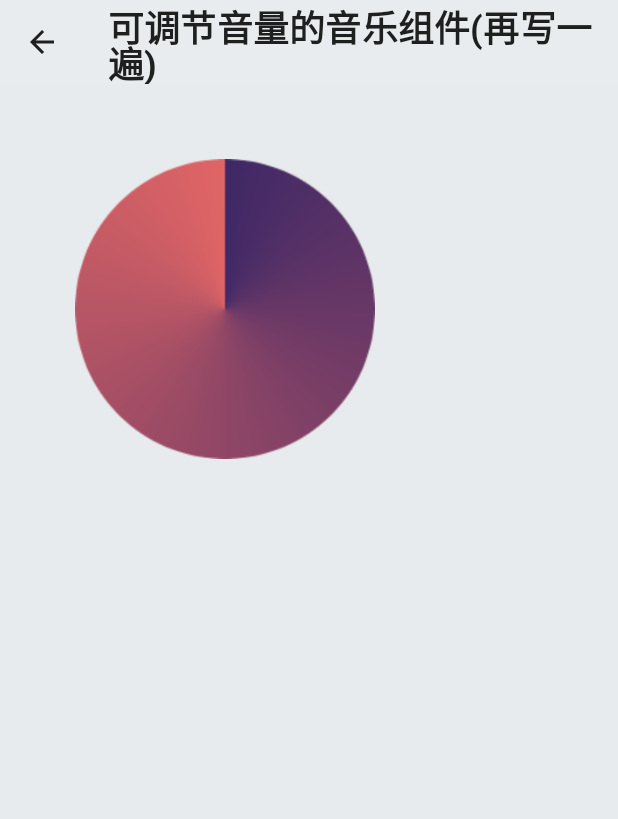
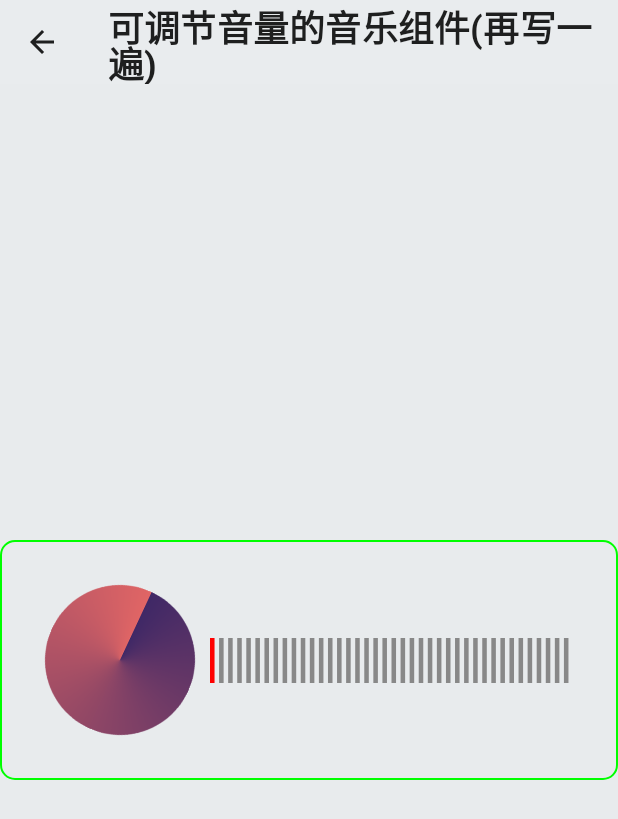
Before and after one commit to wuhouchun123/my-application, an Android app built with Jetpack Compose: the DraggableMusicKnob2 screen opened through its navigation route, on a phone screen of 412 x 824 dp. Shown: the top 819 px of the screen. Run offline under Robolectric (Android 15) with nearby library versions, the phone set to English and light mode, and no system bars.

Commit message:
3.4.0
DraggableMusicKnob2（可调节音量的音乐组件(再写一遍)）-1.0.0

```diff
--- a/app/build.gradle
+++ b/app/build.gradle
@@ -11,8 +11,8 @@ android {
         applicationId "com.example.myapplication"
         minSdk 24
         targetSdk 33
-        versionCode 7
-        versionName "3.3.1"
+        versionCode 8
+        versionName "3.4.0"
 
         testInstrumentationRunner "androidx.test.runner.AndroidJUnitRunner"
         vectorDrawables {
--- a/app/src/main/java/com/example/myapplication/ui/screens/DraggableMusicKnob2.kt
+++ b/app/src/main/java/com/example/myapplication/ui/screens/DraggableMusicKnob2.kt
@@ -1,18 +1,28 @@
 package com.example.myapplication.ui.screens
 
 import android.view.MotionEvent
+import androidx.compose.foundation.Canvas
 import androidx.compose.material.Text
 import androidx.compose.runtime.Composable
 import androidx.compose.ui.res.painterResource
 import com.example.myapplication.R
 import androidx.compose.foundation.Image
 import androidx.compose.foundation.background
+import androidx.compose.foundation.border
+import androidx.compose.foundation.layout.Arrangement
 import androidx.compose.foundation.layout.Box
+import androidx.compose.foundation.layout.BoxWithConstraints
+import androidx.compose.foundation.layout.Row
+import androidx.compose.foundation.layout.Spacer
+import androidx.compose.foundation.layout.fillMaxHeight
 import androidx.compose.foundation.layout.fillMaxSize
+import androidx.compose.foundation.layout.fillMaxWidth
 import androidx.compose.foundation.layout.height
 import androidx.compose.foundation.layout.offset
+import androidx.compose.foundation.layout.padding
 import androidx.compose.foundation.layout.size
 import androidx.compose.foundation.layout.width
+import androidx.compose.foundation.shape.RoundedCornerShape
 import androidx.compose.runtime.mutableStateOf
 import androidx.compose.runtime.remember
 import androidx.compose.runtime.getValue
@@ -21,25 +31,74 @@ import androidx.compose.ui.Alignment
 import androidx.compose.ui.ExperimentalComposeUiApi
 import androidx.compose.ui.Modifier
 import androidx.compose.ui.draw.rotate
+import androidx.compose.ui.geometry.Offset
+import androidx.compose.ui.geometry.Size
 import androidx.compose.ui.graphics.Color
 import androidx.compose.ui.input.pointer.pointerInteropFilter
 import androidx.compose.ui.layout.boundsInWindow
 import androidx.compose.ui.layout.onGloballyPositioned
+import androidx.compose.ui.modifier.modifierLocalConsumer
 import androidx.compose.ui.unit.dp
+import java.time.Clock.offset
 import kotlin.math.PI
 import kotlin.math.atan2
 
 @Composable
 fun DraggableMusicKnob2() {
     Box (
-        modifier = Modifier.size(300.dp),
+        modifier = Modifier.fillMaxSize(),
         contentAlignment = Alignment.Center
     ) {
-        MusicKnob2(modifier = Modifier.size(200.dp)) {
+        var volume by remember {
+            mutableStateOf(0f)
+        }
 
+        val barCount = 40
+
+        Row(
+            horizontalArrangement = Arrangement.Center,
+            verticalAlignment = Alignment.CenterVertically,
+            modifier = Modifier
+                .border(1.dp, Color.Green, RoundedCornerShape(10.dp))
+                .padding(30.dp)
+        ) {
+            MusicKnob2(modifier = Modifier.size(100.dp)) {
+                volume = it
+            }
+            Spacer(modifier = Modifier.width(10.dp))
+            VolumeBar2(
+                modifier = Modifier.fillMaxWidth().height(30.dp),
+                actionBars = (volume * barCount).toInt(),
+                barCount = barCount
+            )
         }
     }
+}
 
+@Composable
+fun VolumeBar2(
+    modifier: Modifier = Modifier,
+    actionBars: Int = 0,
+    barCount: Int = 10
+) {
+    BoxWithConstraints(
+        contentAlignment = Alignment.Center,
+        modifier = modifier
+    ) {
+        val barWidth = remember {
+            constraints.maxWidth / ( 2f * barCount )
+        }
+
+        Canvas(modifier = modifier) {
+            for ( i in 0 until  barCount ) {
+                drawRect(
+                    topLeft = Offset(barWidth * i * 2f, 0f),
+                    color = if (i in 0 .. actionBars) Color.Red else Color.Gray,
+                    size = Size(barWidth, constraints.maxHeight.toFloat())
+                )
+            }
+        }
+    }
 }
 
 @OptIn(ExperimentalComposeUiApi::class)
@@ -47,7 +106,7 @@ fun DraggableMusicKnob2() {
 fun MusicKnob2(
     modifier: Modifier = Modifier,
     limitAngle: Float = 25f,
-    onChanged: (Float) -> Unit
+    onChanged: (Float) -> Unit,
 ) {
     var centerX by remember {
         mutableStateOf(0f)
@@ -63,7 +122,7 @@ fun MusicKnob2(
     }
 
     var rotation by remember {
-        mutableStateOf(0f)
+        mutableStateOf(limitAngle)
     }
 
     Image(
@@ -79,7 +138,7 @@ fun MusicKnob2(
             .pointerInteropFilter { event ->
                 moveX = event.x
                 moveY = event.y
-                val angle = -atan2( centerX - moveX, centerY - moveY) * ( 180f / PI).toFloat()
+                val angle = -atan2(centerX - moveX, centerY - moveY) * (180f / PI).toFloat()
 
                 when (event.action) {
                     MotionEvent.ACTION_DOWN,
@@ -91,9 +150,13 @@ fun MusicKnob2(
                                 angle
                             }
                             rotation = fixedAngle
+                            val percentage =
+                                (fixedAngle - limitAngle) / (360f - limitAngle * 2f)
+                            onChanged(percentage)
                             true
                         } else false
                     }
+
                     else -> false
                 }
 
```
